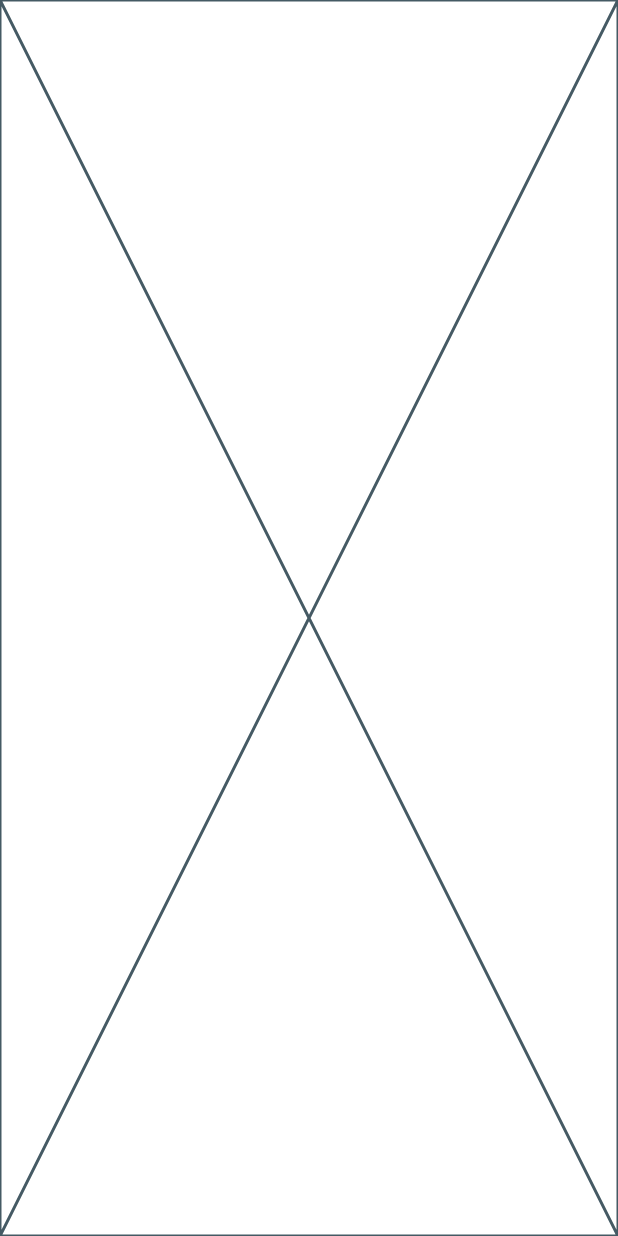
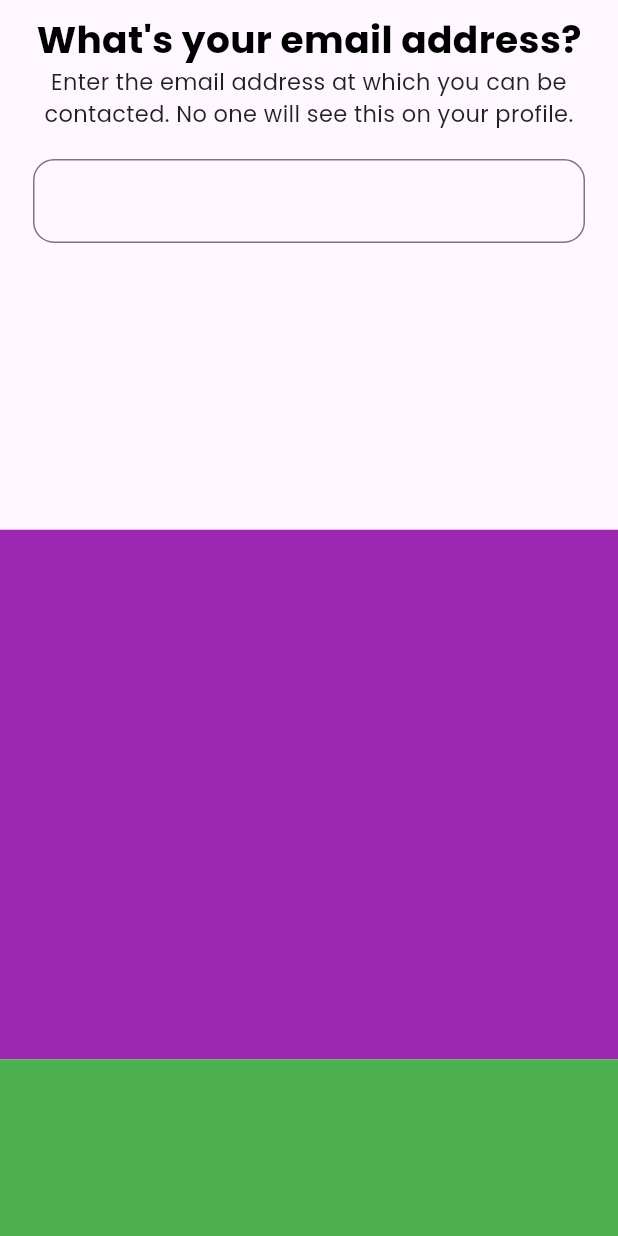
Before and after one commit to addy-96/Gramify, a Flutter app: the screen it shows after launch, on a phone screen of 412 x 824 dp. Run offline on Flutter 3.47's test engine with Material 3 defaults, Android fonts, the light colour scheme and no system bars; our stand-ins replace fpdart, gap, go_router, supabase_flutter; accounts and stored records are empty.

Commit message:
working on sing_up page for mobile

```diff
--- a/lib/auth/presentation/login_page.dart
+++ b/lib/auth/presentation/login_page.dart
@@ -15,11 +15,16 @@ class LoginPageMobile extends StatelessWidget {
   Widget build(BuildContext context) {
     var heeight = MediaQuery.of(context).size.height;
     var wiidth = MediaQuery.of(context).size.width;
+
+    log('height : $heeight');
+    log('width : $wiidth');
     return Scaffold(
       body: SafeArea(
         child: SizedBox(
           height: heeight,
+          child: SingleChildScrollView(
             child: Column(
+              mainAxisSize: MainAxisSize.max,
               mainAxisAlignment:
                   MainAxisAlignment.spaceBetween, // Pushes elements apart
               children: [
@@ -65,21 +70,20 @@ class LoginPageMobile extends StatelessWidget {
                             isFacebookButton: false,
                           ),
                           forgotPasswordButton(),
+                          Gap(30),
+                          CustomButton(
+                            isFacebookButton: false,
+                            buttonRadius: 18,
+                            isFilled: false,
+                            buttonText: 'Create new account',
+                          ),
                         ],
                       ),
                     ),
                   ],
                 ),
-              Padding(
-                padding: const EdgeInsets.all(12.0),
-                child: CustomButton(
-                  isFacebookButton: false,
-                  buttonRadius: 18,
-                  isFilled: false,
-                  buttonText: 'Create new account',
+              ],
             ),
-              ),
-            ],
           ),
         ),
       ),
--- a/lib/auth/presentation/signup_page.dart
+++ b/lib/auth/presentation/signup_page.dart
@@ -11,7 +11,60 @@ class SignupPageMobile extends StatelessWidget {
 
   @override
   Widget build(BuildContext context) {
-    return const Placeholder();
+    final heeight = MediaQuery.of(context).size.height;
+    final wiidth = MediaQuery.of(context).size.width;
+    return Scaffold(
+      body: SafeArea(
+        child: Flex(
+          direction: Axis.vertical,
+          children: [
+            Flexible(
+              flex: /* (heeight / 3).toInt() */ 3,
+              child: Padding(
+                padding: const EdgeInsets.only(top: 8, left: 12, right: 12),
+                child: Column(
+                  children: [
+                    Text(
+                      'What\'s your email address?',
+                      style: txtStyle(
+                        25,
+                        Colors.black,
+                      ).copyWith(fontWeight: FontWeight.w600),
+                    ),
+                    Text(
+                      'Enter the email address at which you can be contacted. No one will see this on your profile.',
+                      textAlign: TextAlign.center,
+                      style: txtStyle(15, Colors.black87),
+                    ),
+                    Gap(10),
+                    Padding(
+                      padding: const EdgeInsets.all(10.0),
+                      child: Column(
+                        children: [
+                          TextField(
+                            decoration: InputDecoration(
+                              border: OutlineInputBorder(
+                                borderSide: BorderSide(
+                                  width: 0.1,
+                                  color: Colors.black38,
+                                ),
+                                borderRadius: BorderRadius.circular(14),
+                              ),
+                            ),
+                          ),
+                        ],
+                      ),
+                    ),
+                  ],
+                ),
+              ),
+            ),
+            Expanded(flex: 3, child: Container(color: Colors.purple)),
+            Expanded(flex: 1, child: Container(color: Colors.green)),
+          ],
+        ),
+      ),
+    );
   }
 }
 
--- a/lib/main.dart
+++ b/lib/main.dart
@@ -1,4 +1,5 @@
 import 'package:flutter/material.dart';
+import 'package:gramify/auth/presentation/login_res_page.dart';
 import 'package:gramify/auth/presentation/signup_res_page.dart';
 import 'package:gramify/core/routes/app_routes_config.dart';
 import 'package:supabase_flutter/supabase_flutter.dart';
```
Lines whose indentation alone changed are shown as unchanged.
